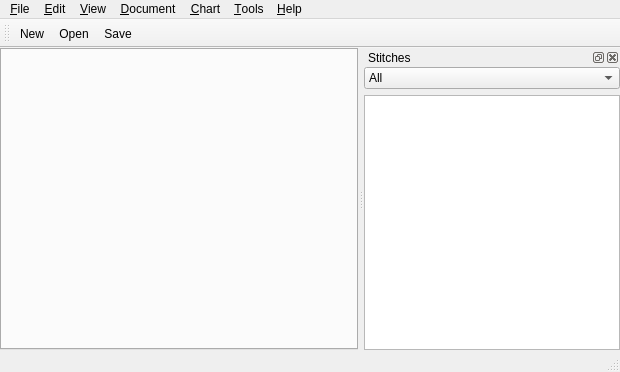
Before: the Qt Designer form src/mainwindow.ui in iPenguin/CrochetCharts, drawn with Qt 5.
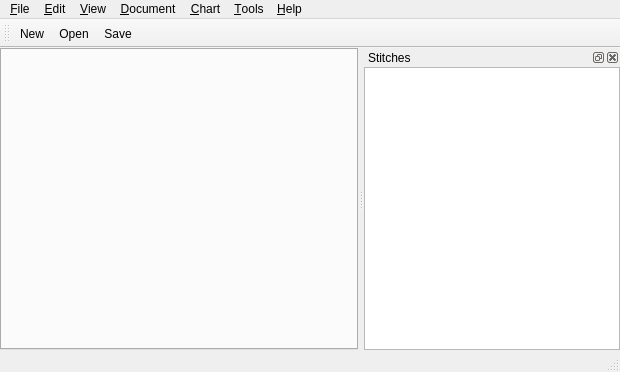
After: the same form once the commit is applied. Icons and pictures are not drawn.

Commit message:
Converted Stitch from a QOjbect-based class to a plain class.
Updated code as needed. Added fucntions to make Stitch work with
the stitchset qabstractitemmodel and added delegates to draw the
items for the library and the palette. WIP.

```diff
--- a/src/mainwindow.ui
+++ b/src/mainwindow.ui
@@ -138,17 +138,24 @@
       <number>0</number>
      </property>
      <item>
-      <widget class="QComboBox" name="stitchCategory">
-       <item>
-        <property name="text">
-         <string>All</string>
-        </property>
-       </item>
+      <widget class="QTreeView" name="stitchPalette">
+       <property name="editTriggers">
+        <set>QAbstractItemView::NoEditTriggers</set>
+       </property>
+       <property name="alternatingRowColors">
+        <bool>false</bool>
+       </property>
+       <property name="rootIsDecorated">
+        <bool>false</bool>
+       </property>
+       <property name="sortingEnabled">
+        <bool>true</bool>
+       </property>
+       <property name="animated">
+        <bool>true</bool>
+       </property>
       </widget>
      </item>
-     <item>
-      <widget class="QListWidget" name="stitchList"/>
-     </item>
     </layout>
    </widget>
   </widget>
```
Left out of the diff: 2 changed lines with no effect on the pictures. The commit also changes 17 other files.
